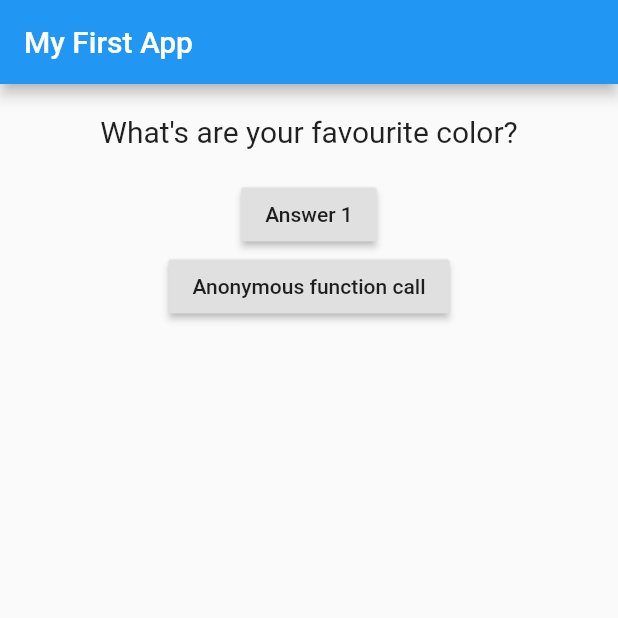
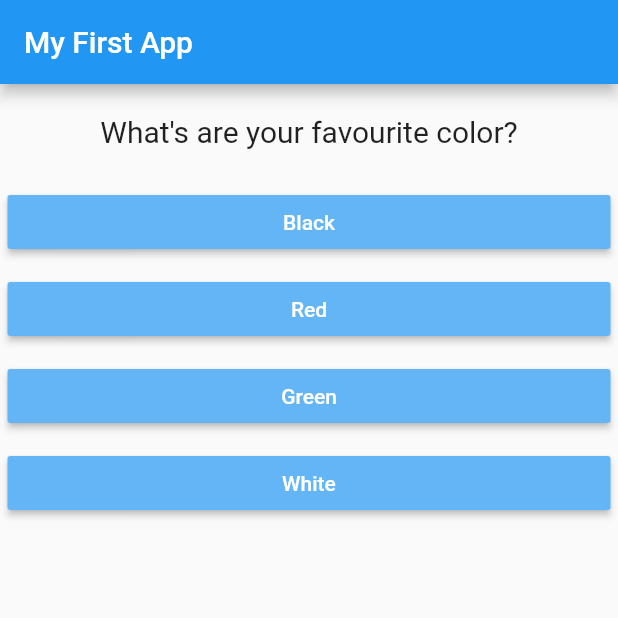
Before and after one commit to payafterwork/Basic-Quiz-App-built-with-Flutter-Dart-Single-Code-Base-App-for-both-iOS-Android, a Flutter app: the screen it shows after launch, on a phone screen of 412 x 824 dp, the top half of it. Run offline on Flutter 3.47's test engine with Material 2 defaults, Android fonts, the phone set to English and light mode, and no system bars.

Commit message:
Adding questions to Map and dynamically showing answers

```diff
--- /dev/null
+++ b/lib/answer.dart
@@ -0,0 +1,21 @@
+import 'package:flutter/material.dart';
+
+class Answer extends StatelessWidget {
+  final Function selectHandler;
+  final String answerText;
+  Answer(this.selectHandler, this.answerText);
+  @override
+  Widget build(BuildContext context) {
+    return Container(
+      width: double.infinity,
+      margin: EdgeInsets.all(5),
+      child:
+      RaisedButton(
+        child: Text(answerText),
+               textColor: Colors.white,
+               onPressed: selectHandler,
+               color: Colors.blue[300]
+        ),
+     );
+  }
+}
--- a/lib/main.dart
+++ b/lib/main.dart
@@ -1,5 +1,6 @@
 import 'package:flutter/material.dart';
 import './question.dart';
+import './answer.dart';
 void main(){
  runApp(MyApp());
 }
@@ -23,7 +24,16 @@ class MyAppState extends State<MyApp>{  //Persistant state class widget
     print(_questionIndex);
   }
   @override
-   var questions =  ['What\'s are your favourite color?', 'What\'s are your favourite animal?' ];
+   var questions =  [
+    {
+      'questionText': 'What\'s are your favourite color?',
+      'answers': ['Black', 'Red', 'Green', 'White']
+    },
+    {
+      'questionText': 'What\'s are your favourite animal?',
+      'answers': ['Rabit', 'Lion', 'Tiger', 'Snake']
+    },
+   ];
     return MaterialApp(
        home: Scaffold(
          appBar: AppBar(
@@ -31,12 +41,13 @@ class MyAppState extends State<MyApp>{  //Persistant state class widget
          ),
           body: Column(
             children: [
-            Question(questions.elementAt(_questionIndex)),
-            RaisedButton(child: Text('Answer 1'),onPressed: _answerQuestion), //Passed just pointer to function for later execution
-            RaisedButton(child: Text('Anonymous function call'),onPressed: ()=>{
-              print('Anonymous function called')
-            }), // Running anonymous function
-         ],
+            Question(
+              questions[_questionIndex]['questionText']
+            ),
+           ...(questions[_questionIndex]['answers'] as List<String>).map((answer){
+              return Answer(_answerQuestion, answer);
+           }).toList()
+           ],
        )
        )
     );
```
